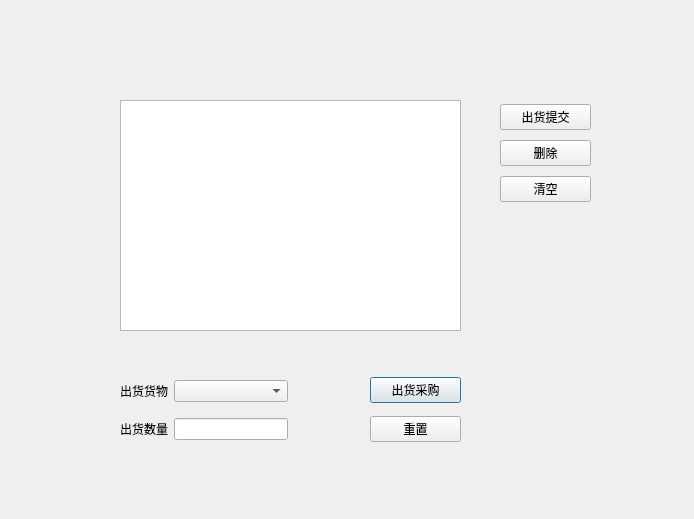
Old version of the form StoreManager/salesdialog.ui in the repository grimcake/StoreManager.
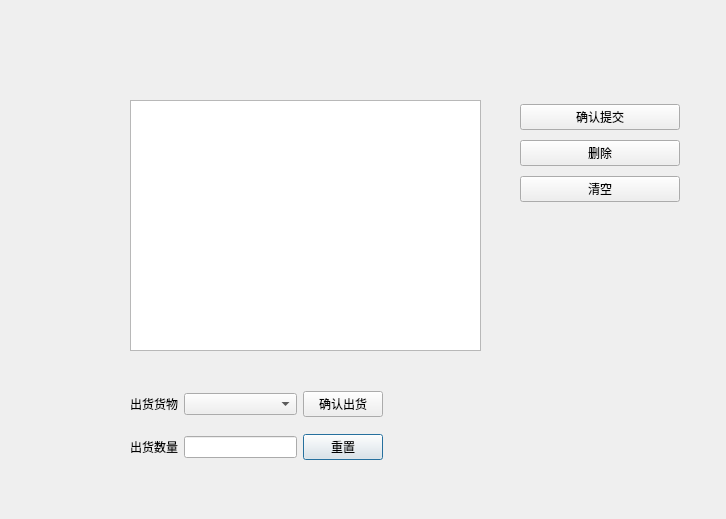
New version of the form.

Patch:
```diff
--- a/StoreManager/salesdialog.ui
+++ b/StoreManager/salesdialog.ui
@@ -6,7 +6,7 @@
    <rect>
     <x>0</x>
     <y>0</y>
-    <width>694</width>
+    <width>726</width>
     <height>519</height>
    </rect>
   </property>
@@ -16,45 +16,73 @@
   <widget class="QTableView" name="tableView">
    <property name="geometry">
     <rect>
-     <x>120</x>
+     <x>130</x>
      <y>100</y>
-     <width>341</width>
-     <height>231</height>
+     <width>351</width>
+     <height>251</height>
     </rect>
    </property>
   </widget>
   <widget class="QWidget" name="verticalLayoutWidget">
    <property name="geometry">
     <rect>
-     <x>370</x>
-     <y>370</y>
-     <width>91</width>
-     <height>80</height>
+     <x>130</x>
+     <y>380</y>
+     <width>253</width>
+     <height>93</height>
     </rect>
    </property>
-   <layout class="QVBoxLayout" name="verticalLayout">
+   <layout class="QHBoxLayout" name="horizontalLayout_2">
     <item>
-     <widget class="QPushButton" name="pushButton">
-      <property name="text">
-       <string>出货采购</string>
-      </property>
-     </widget>
-    </item>
-    <item>
-     <widget class="QPushButton" name="pushButton_2">
-      <property name="text">
-       <string>重置</string>
-      </property>
-     </widget>
+     <layout class="QGridLayout" name="gridLayout">
+      <item row="1" column="0">
+       <widget class="QLabel" name="label">
+        <property name="text">
+         <string>出货货物</string>
+        </property>
+       </widget>
+      </item>
+      <item row="2" column="1">
+       <widget class="QLineEdit" name="lineEdit"/>
+      </item>
+      <item row="2" column="0">
+       <widget class="QLabel" name="label_2">
+        <property name="text">
+         <string>出货数量</string>
+        </property>
+       </widget>
+      </item>
+      <item row="1" column="1">
+       <widget class="QComboBox" name="comboBox"/>
+      </item>
+      <item row="2" column="2">
+       <layout class="QVBoxLayout" name="verticalLayout">
+        <item>
+         <widget class="QPushButton" name="pushButton_2">
+          <property name="text">
+           <string>重置</string>
+          </property>
+         </widget>
+        </item>
+       </layout>
+      </item>
+      <item row="1" column="2">
+       <widget class="QPushButton" name="pushButton">
+        <property name="text">
+         <string>确认出货</string>
+        </property>
+       </widget>
+      </item>
+     </layout>
     </item>
    </layout>
   </widget>
   <widget class="QWidget" name="verticalLayoutWidget_2">
    <property name="geometry">
     <rect>
-     <x>500</x>
+     <x>520</x>
      <y>100</y>
-     <width>91</width>
+     <width>160</width>
      <height>107</height>
     </rect>
    </property>
@@ -62,7 +90,7 @@
     <item>
      <widget class="QPushButton" name="pushButton_3">
       <property name="text">
-       <string>出货提交</string>
+       <string>确认提交</string>
       </property>
      </widget>
     </item>
@@ -82,38 +110,6 @@
     </item>
    </layout>
   </widget>
-  <widget class="QWidget" name="gridLayoutWidget">
-   <property name="geometry">
-    <rect>
-     <x>120</x>
-     <y>370</y>
-     <width>168</width>
-     <height>80</height>
-    </rect>
-   </property>
-   <layout class="QGridLayout" name="gridLayout">
-    <item row="0" column="0">
-     <widget class="QLabel" name="label">
-      <property name="text">
-       <string>出货货物</string>
-      </property>
-     </widget>
-    </item>
-    <item row="0" column="1">
-     <widget class="QComboBox" name="comboBox"/>
-    </item>
-    <item row="1" column="1">
-     <widget class="QLineEdit" name="lineEdit"/>
-    </item>
-    <item row="1" column="0">
-     <widget class="QLabel" name="label_2">
-      <property name="text">
-       <string>出货数量</string>
-      </property>
-     </widget>
-    </item>
-   </layout>
-  </widget>
  </widget>
  <resources/>
  <connections/>
```
Left out of the diff: 2 changed lines with no effect on the pictures.
